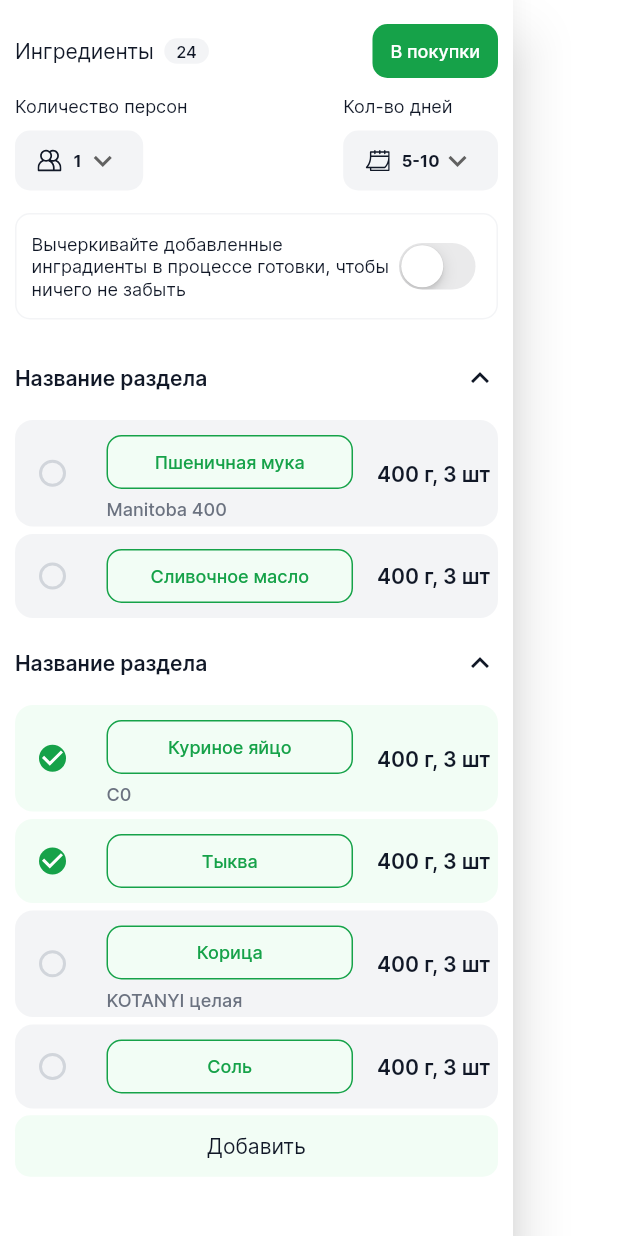
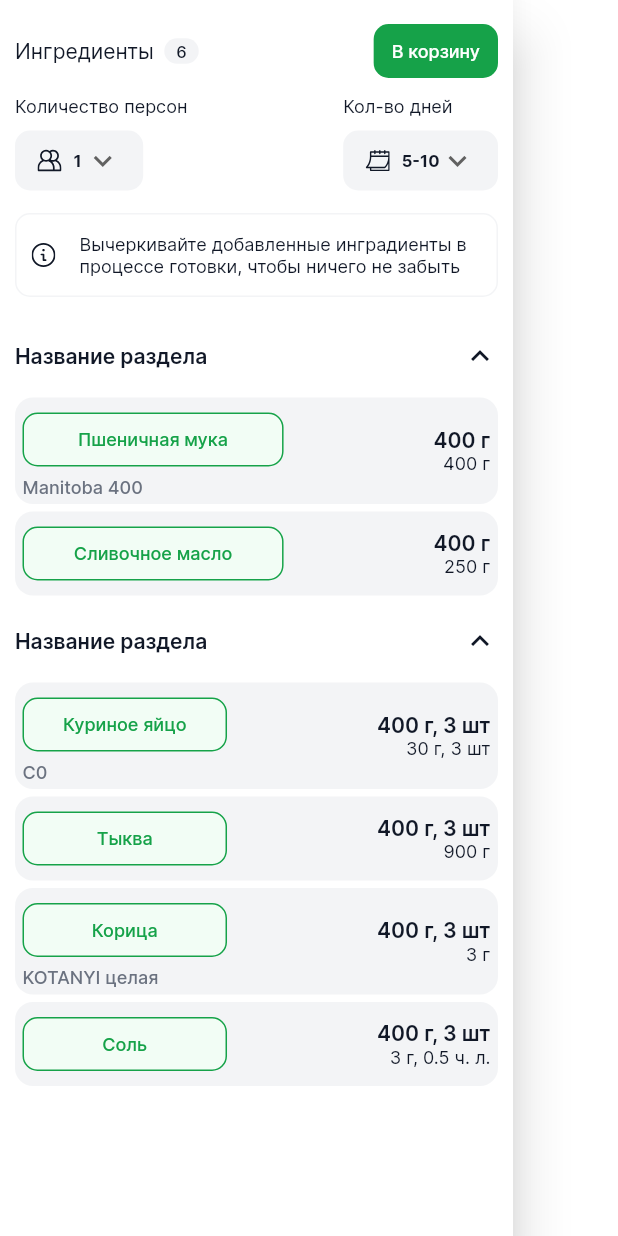
Before and after one commit to Javoh29/iChef, a Flutter app: the IngredientsDrawer widget shown alone on an empty page, opened directly, on a phone screen of 412 x 824 dp. Run offline on Flutter 3.47's test engine with Material 2 defaults, Android fonts, the phone set to English and light mode, and no system bars; our stand-ins replace dotted_border, flick_video_player, flutter_slidable, flutter_svg, mask_text_input_formatter, modal_bottom_sheet and 3 more.

Commit message:
fix drawer widget ui

```diff
--- a/lib/config/constants/local_data.dart
+++ b/lib/config/constants/local_data.dart
@@ -166,55 +166,55 @@ Cut the bell pepper into rings (it is better to choose three different colors -
 ];
 List<Widget> firstIngredientsRazdel = const [
   IngridientDetailContainer(
-    isActive: false,
     title: "Пшеничная мука",
     addInfo: "Manitoba 400",
-    data: "400 г, 3 шт",
+    data: "400 г",
+    data2: "400 г",
   ),
   SizedBox(
     height: 5,
   ),
   IngridientDetailContainer(
-    isActive: false,
     title: "Сливочное масло",
     addInfo: "",
-    data: "400 г, 3 шт",
+    data: "400 г",
+    data2: "250 г",
   ),
 ];
 
 List<Widget> secondIngredientsRazdel = const [
   IngridientDetailContainer(
-    isActive: true,
     title: "Куриное яйцо",
     addInfo: "C0",
     data: "400 г, 3 шт",
+    data2: "30 г, 3 шт",
   ),
   SizedBox(
     height: 5,
   ),
   IngridientDetailContainer(
-    isActive: true,
     title: "Тыква",
     addInfo: "",
     data: "400 г, 3 шт",
+    data2: "900 г",
   ),
   SizedBox(
     height: 5,
   ),
   IngridientDetailContainer(
-    isActive: false,
     title: "Корица",
     addInfo: "KOTANYI целая",
     data: "400 г, 3 шт",
+    data2: "3 г",
   ),
   SizedBox(
     height: 5,
   ),
   IngridientDetailContainer(
-    isActive: false,
     title: "Соль",
     addInfo: "",
     data: "400 г, 3 шт",
+    data2: "3 г, 0.5 ч. л.",
   ),
 ];
 
--- a/lib/presentation/components/ingridient_detail_container.dart
+++ b/lib/presentation/components/ingridient_detail_container.dart
@@ -6,32 +6,27 @@ import '../../config/constants/app_text_styles.dart';
 
 class IngridientDetailContainer extends StatelessWidget {
   const IngridientDetailContainer({
-    required this.isActive,
     required this.title,
     required this.addInfo,
     required this.data,
+    required this.data2,
     Key? key,
   }) : super(key: key);
 
-  final bool isActive;
   final String title;
   final String addInfo;
   final String data;
+  final String data2;
 
   @override
   Widget build(BuildContext context) {
-    return CheckboxListTile(
-      value: isActive,
-      tileColor: isActive ? AppColors.primaryLight.shade50 : AppColors.metalColor.shade10,
+    return ListTile(
+      horizontalTitleGap: 100,
+      tileColor: AppColors.metalColor.shade10,
       contentPadding: const EdgeInsets.symmetric(horizontal: 5),
-      side: BorderSide(color: AppColors.metalColor.shade30, width: 2),
       shape: RoundedRectangleBorder(
         borderRadius: BorderRadius.circular(12),
       ),
-      checkboxShape: RoundedRectangleBorder(
-        borderRadius: BorderRadius.circular(10),
-      ),
-      controlAffinity: ListTileControlAffinity.leading,
       title: TextButton(
         onPressed: () {},
         style: AppDecorations.buttonStyle(
@@ -53,11 +48,19 @@ class IngridientDetailContainer extends StatelessWidget {
               ),
             )
           : null,
-      secondary: Text(
-        data,
-        style: AppTextStyles.b5DemiBold,
+      trailing: RichText(
+        textAlign: TextAlign.right,
+        text: TextSpan(
+          text: data,
+          style: AppTextStyles.b5DemiBold,
+          children: [
+            TextSpan(
+              text: "\n$data2",
+              style: AppTextStyles.b4Regular,
+            ),
+          ],
+        ),
       ),
-      onChanged: (value) {},
     );
   }
 }
--- a/lib/presentation/widgets/drawer_widget.dart
+++ b/lib/presentation/widgets/drawer_widget.dart
@@ -1,5 +1,6 @@
 import 'package:flutter/cupertino.dart';
 import 'package:flutter/material.dart';
+import 'package:flutter_svg/svg.dart';
 import 'package:ichef/config/constants/app_colors.dart';
 import 'package:ichef/config/constants/assets.dart';
 import 'package:ichef/config/constants/local_data.dart';
@@ -41,14 +42,16 @@ class _IngredientsDrawerState extends State<IngredientsDrawer> {
                   "Ингредиенты ",
                   style: AppTextStyles.h5,
                 ),
-                const CustomBadge(text: "24", isActive: false),
+                const CustomBadge(text: "6", isActive: false),
                 const Spacer(),
                 TextButton(
                   onPressed: () {},
-                  style: AppDecorations.buttonStyle(padding: const EdgeInsets.symmetric(horizontal: 12)),
+                  style: AppDecorations.buttonStyle(
+                      padding: const EdgeInsets.symmetric(horizontal: 12)),
                   child: Text(
-                    "В покупки",
-                    style: AppTextStyles.b4Medium.copyWith(color: AppColors.baseLight.shade100),
+                    "В корзину",
+                    style: AppTextStyles.b4Medium
+                        .copyWith(color: AppColors.baseLight.shade100),
                   ),
                 )
               ],
@@ -85,19 +88,15 @@ class _IngredientsDrawerState extends State<IngredientsDrawer> {
               ),
               child: Row(
                 children: [
+                  Padding(
+                    padding: const EdgeInsets.only(right: 16),
+                    child: SvgPicture.asset(Assets.icons.info),
+                  ),
                   Flexible(
                     child: Text(
                       "Вычеркивайте добавленные инградиенты в процессе готовки, чтобы ничего не забыть",
                       style: AppTextStyles.b4Regular,
                     ),
-                  ),
-                  CupertinoSwitch(
-                    value: isSwitch,
-                    onChanged: (value) {
-                      setState(() {
-                        isSwitch = value;
-                      });
-                    },
                   ),
                 ],
               ),
@@ -110,17 +109,6 @@ class _IngredientsDrawerState extends State<IngredientsDrawer> {
               title: "Название раздела",
               elements: secondIngredientsRazdel,
             ),
-            TextButton(
-              style: AppDecorations.buttonStyle(
-                bgColor: AppColors.primaryLight.shade50,
-                padding: const EdgeInsets.symmetric(vertical: 12),
-              ),
-              onPressed: () {},
-              child: Text(
-                "Добавить",
-                style: AppTextStyles.b5Regular,
-              ),
-            ),
           ],
         ),
       ),
```
